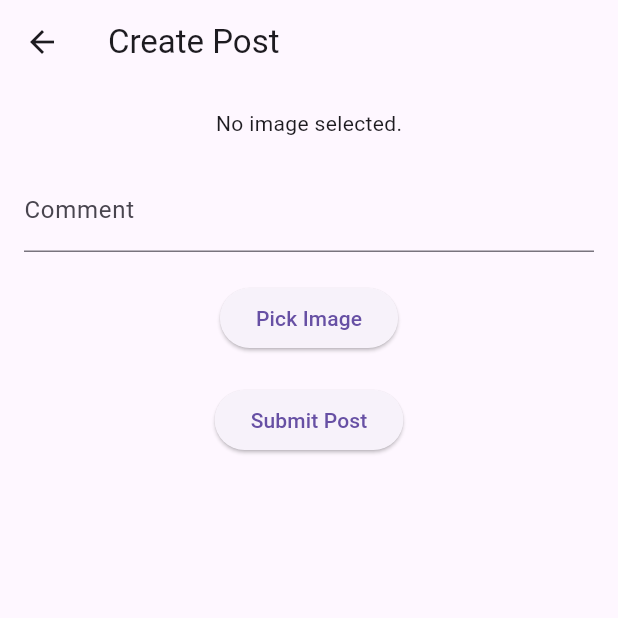
After one commit to oonisidesu/nature_explorer, a Flutter app: the screen it shows after launch, after a tap on "Post", on a phone screen of 412 x 824 dp, the top half of it. The commit adds this screen. Run offline on Flutter 3.47's test engine with Material 3 defaults, Android fonts, the phone set to English and light mode, and no system bars; our stand-ins replace flutter_dotenv, geolocator, google_generative_ai, image_picker.

```diff
--- a/lib/main.dart
+++ b/lib/main.dart
@@ -5,6 +5,9 @@ import 'package:path/path.dart' as path;
 import 'package:flutter/services.dart' show rootBundle;
 import 'weather_screen.dart';
 import 'recognition_screen.dart';
+import 'post_screen.dart';
+import 'contest_screen.dart';
+import 'stamp_rally_screen.dart';
 
 Future<void> main() async {
   WidgetsFlutterBinding.ensureInitialized();
@@ -43,6 +46,19 @@ class MyApp extends StatelessWidget {
 class HomeScreen extends StatelessWidget {
   @override
   Widget build(BuildContext context) {
+    final String apiKey = dotenv.env['GEMINI_API_KEY'] ?? '';
+
+    if (apiKey.isEmpty) {
+      return Scaffold(
+        appBar: AppBar(
+          title: Text('Nature Explorer'),
+        ),
+        body: Center(
+          child: Text('API Key is not set. Please check your .env file.'),
+        ),
+      );
+    }
+
     return Scaffold(
       appBar: AppBar(
         title: Text('Nature Explorer'),
@@ -65,7 +81,38 @@ class HomeScreen extends StatelessWidget {
               onPressed: () {
                 Navigator.push(
                   context,
-                  MaterialPageRoute(builder: (context) => RecognitionScreen()),
+                  MaterialPageRoute(
+                      builder: (context) => RecognitionScreen(apiKey: apiKey)),
+                );
+              },
+            ),
+            ElevatedButton(
+              child: Text('Post'),
+              onPressed: () {
+                Navigator.push(
+                  context,
+                  MaterialPageRoute(
+                      builder: (context) => PostScreen(apiKey: apiKey)),
+                );
+              },
+            ),
+            ElevatedButton(
+              child: Text('Contest'),
+              onPressed: () {
+                Navigator.push(
+                  context,
+                  MaterialPageRoute(
+                      builder: (context) => ContestScreen(apiKey: apiKey)),
+                );
+              },
+            ),
+            ElevatedButton(
+              child: Text('Stamp Rally'),
+              onPressed: () {
+                Navigator.push(
+                  context,
+                  MaterialPageRoute(
+                      builder: (context) => StampRallyScreen(apiKey: apiKey)),
                 );
               },
             ),
--- /dev/null
+++ b/lib/post_screen.dart
@@ -0,0 +1,110 @@
+import 'package:flutter/material.dart';
+import 'package:image_picker/image_picker.dart';
+import 'package:http/http.dart' as http;
+import 'dart:io';
+import 'package:http_parser/http_parser.dart';
+
+class PostScreen extends StatefulWidget {
+  final String apiKey;
+
+  PostScreen({required this.apiKey});
+
+  @override
+  _PostScreenState createState() => _PostScreenState();
+}
+
+class _PostScreenState extends State<PostScreen> {
+  File? _image;
+  final TextEditingController _commentController = TextEditingController();
+
+  Future<void> _pickImage() async {
+    final picker = ImagePicker();
+    final pickedFile = await picker.pickImage(source: ImageSource.gallery);
+
+    if (pickedFile != null) {
+      setState(() {
+        _image = File(pickedFile.path);
+      });
+    }
+  }
+
+  Future<void> _submitPost() async {
+    if (_image == null || _commentController.text.isEmpty) {
+      ScaffoldMessenger.of(context).showSnackBar(SnackBar(
+        content: Text('Please select an image and enter a comment.'),
+      ));
+      return;
+    }
+
+    try {
+      final request = http.MultipartRequest(
+        'POST',
+        Uri.parse('https://yourapi.com/posts'),
+      );
+      request.headers['Authorization'] = 'Bearer ${widget.apiKey}';
+      request.fields['comment'] = _commentController.text;
+      request.files.add(await http.MultipartFile.fromPath(
+        'file',
+        _image!.path,
+        contentType: MediaType('image', 'jpeg'),
+      ));
+
+      final response = await request.send();
+
+      if (response.statusCode == 200) {
+        ScaffoldMessenger.of(context).showSnackBar(SnackBar(
+          content: Text('Post submitted successfully!'),
+        ));
+        setState(() {
+          _image = null;
+          _commentController.clear();
+        });
+      } else {
+        ScaffoldMessenger.of(context).showSnackBar(SnackBar(
+          content: Text('Failed to submit post.'),
+        ));
+      }
+    } catch (e) {
+      ScaffoldMessenger.of(context).showSnackBar(SnackBar(
+        content: Text('Error: $e'),
+      ));
+    }
+  }
+
+  @override
+  Widget build(BuildContext context) {
+    return Scaffold(
+      appBar: AppBar(
+        title: Text('Create Post'),
+      ),
+      body: Padding(
+        padding: EdgeInsets.all(16.0),
+        child: Column(
+          children: <Widget>[
+            if (_image != null)
+              Image.file(_image!)
+            else
+              Text('No image selected.'),
+            SizedBox(height: 20),
+            TextField(
+              controller: _commentController,
+              decoration: InputDecoration(
+                labelText: 'Comment',
+              ),
+            ),
+            SizedBox(height: 20),
+            ElevatedButton(
+              onPressed: _pickImage,
+              child: Text('Pick Image'),
+            ),
+            SizedBox(height: 20),
+            ElevatedButton(
+              onPressed: _submitPost,
+              child: Text('Submit Post'),
+            ),
+          ],
+        ),
+      ),
+    );
+  }
+}
--- /dev/null
+++ b/lib/post_service.dart
@@ -0,0 +1,17 @@
+// lib/post_service.dart
+import 'package:http/http.dart' as http;
+import 'dart:io';
+import 'dart:convert';
+
+class PostService {
+  static Future<void> uploadPost(File image, String comment) async {
+    final request = http.MultipartRequest('POST', Uri.parse('YOUR_SERVER_URL'));
+    request.fields['comment'] = comment;
+    request.files.add(await http.MultipartFile.fromPath('image', image.path));
+
+    final response = await request.send();
+    if (response.statusCode != 200) {
+      throw Exception('Failed to upload post');
+    }
+  }
+}
--- a/pubspec.yaml
+++ b/pubspec.yaml
@@ -16,6 +16,10 @@ dependencies:
   flutter_dotenv: ^5.0.2
   image_picker: ^0.8.4+4
   google_generative_ai: ^0.1.0
+  firebase_core: ^2.0.0
+  firebase_auth: ^3.1.0
+  cloud_firestore: ^3.1.0
+  firebase_storage: ^10.0.0
 
   cupertino_icons: ^1.0.6
 
```
Also changed, not shown: lib/contest_screen.dart (added, +19 -0 lines), lib/recognition_screen.dart (+5 -2 lines), lib/stamp_rally_screen.dart (added, +19 -0 lines), 3 other files.
